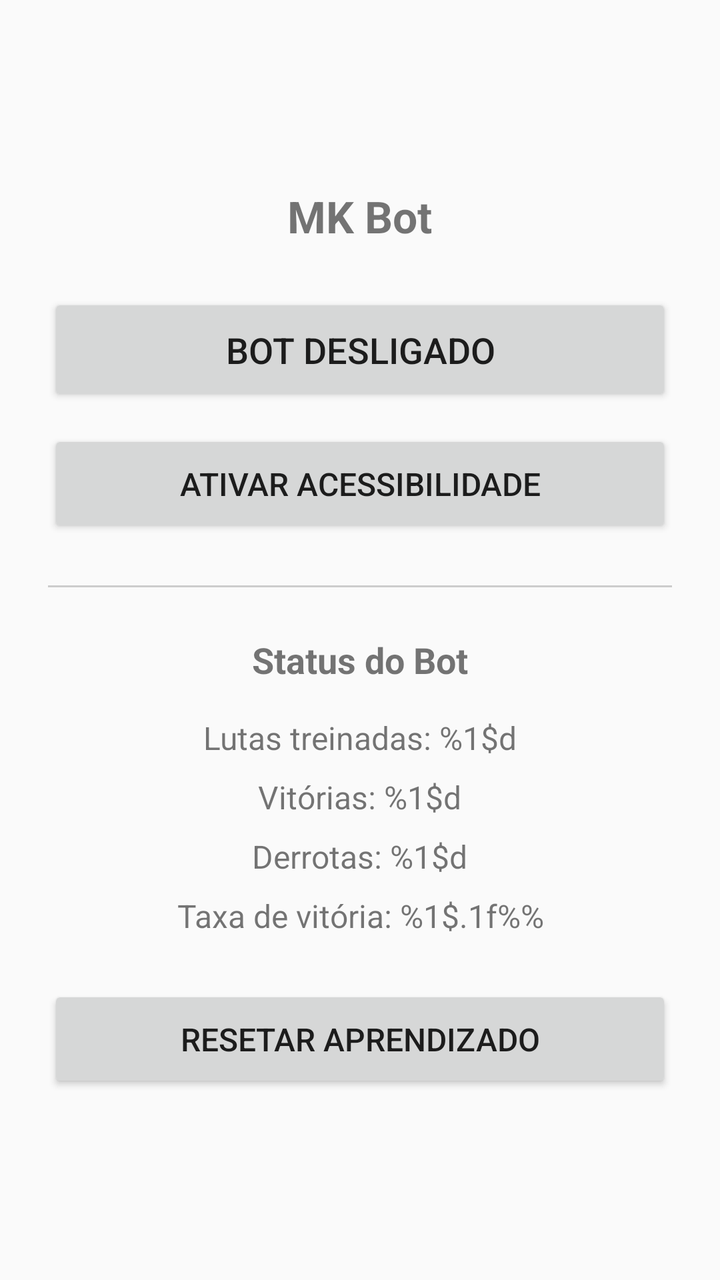
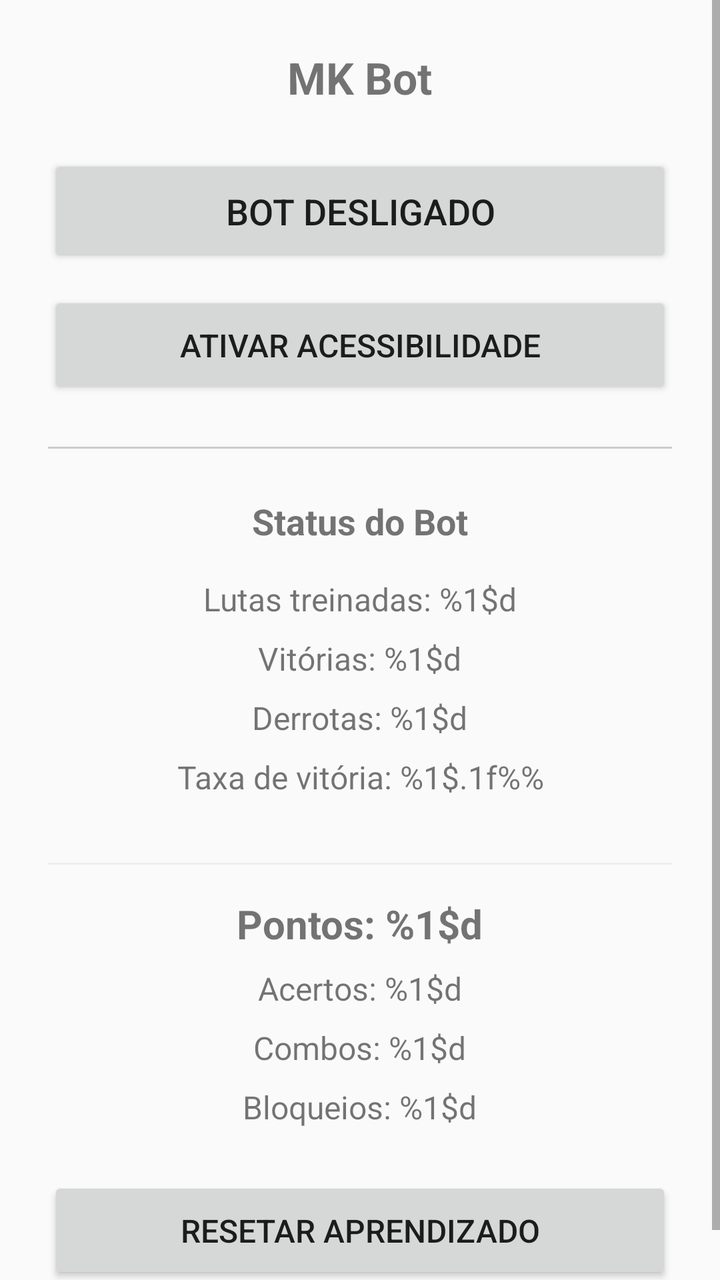

An Android layout rendered at two revisions. The XML below is the earlier revision; the diff shows what the commit changed to produce the second picture.
<!-- AndroidManifest.xml: application theme Theme.AppCompat.Light.NoActionBar -->
<!-- res/layout/activity_main.xml -->
<?xml version="1.0" encoding="utf-8"?>
<ScrollView xmlns:android="http://schemas.android.com/apk/res/android"
    android:layout_width="match_parent"
    android:layout_height="match_parent"
    android:fillViewport="true">

    <LinearLayout
        android:layout_width="match_parent"
        android:layout_height="wrap_content"
        android:orientation="vertical"
        android:padding="24dp"
        android:gravity="center">

        <TextView
            android:layout_width="wrap_content"
            android:layout_height="wrap_content"
            android:text="MK Bot"
            android:textSize="22sp"
            android:textStyle="bold"
            android:paddingBottom="24dp" />

        <Button
            android:id="@+id/btnToggle"
            android:layout_width="match_parent"
            android:layout_height="wrap_content"
            android:text="@string/bot_off"
            android:padding="16dp"
            android:textSize="18sp" />

        <Button
            android:id="@+id/btnEnableA11y"
            android:layout_width="match_parent"
            android:layout_height="wrap_content"
            android:text="@string/enable_accessibility"
            android:padding="16dp"
            android:layout_marginTop="12dp"
            android:textSize="16sp" />

        <View
            android:layout_width="match_parent"
            android:layout_height="1dp"
            android:layout_marginVertical="24dp"
            android:background="#CCCCCC" />

        <TextView
            android:id="@+id/txtStatus"
            android:layout_width="wrap_content"
            android:layout_height="wrap_content"
            android:text="@string/status_label"
            android:textSize="18sp"
            android:textStyle="bold"
            android:paddingBottom="16dp" />

        <TextView
            android:id="@+id/txtTraining"
            android:layout_width="wrap_content"
            android:layout_height="wrap_content"
            android:text="@string/training_label"
            android:textSize="16sp"
            android:paddingBottom="8dp" />

        <TextView
            android:id="@+id/txtWins"
            android:layout_width="wrap_content"
            android:layout_height="wrap_content"
            android:text="@string/wins_label"
            android:textSize="16sp"
            android:paddingBottom="8dp" />

        <TextView
            android:id="@+id/txtLosses"
            android:layout_width="wrap_content"
            android:layout_height="wrap_content"
            android:text="@string/losses_label"
            android:textSize="16sp"
            android:paddingBottom="8dp" />

        <TextView
            android:id="@+id/txtWinRate"
            android:layout_width="match_parent"
            android:layout_height="wrap_content"
            android:text="@string/winrate_label"
            android:gravity="center"
            android:textSize="16sp"
            android:paddingBottom="24dp" />

        <Button
            android:id="@+id/btnReset"
            android:layout_width="match_parent"
            android:layout_height="wrap_content"
            android:text="@string/reset_qtable"
            android:padding="16dp"
            android:textSize="16sp" />

    </LinearLayout>
</ScrollView>
<!-- resources referenced by this layout -->
<resources>
  <string name="bot_off">Bot Desligado</string>
  <string name="enable_accessibility">Ativar Acessibilidade</string>
  <string name="losses_label">Derrotas: %1$d</string>
  <string name="reset_qtable">Resetar Aprendizado</string>
  <string name="status_label">Status do Bot</string>
  <string name="training_label">Lutas treinadas: %1$d</string>
  <string name="winrate_label">Taxa de vitória: %1$.1f%%</string>
  <string name="wins_label">Vitórias: %1$d</string>
</resources>

<!-- the commit's change to res/layout/activity_main.xml (unified diff, before → after) -->
@@ -82,6 +82,45 @@
             android:text="@string/winrate_label"
             android:gravity="center"
             android:textSize="16sp"
+            android:paddingBottom="16dp" />
+
+        <View
+            android:layout_width="match_parent"
+            android:layout_height="1dp"
+            android:layout_marginVertical="16dp"
+            android:background="#EEEEEE" />
+
+        <TextView
+            android:id="@+id/txtPoints"
+            android:layout_width="wrap_content"
+            android:layout_height="wrap_content"
+            android:text="@string/points_label"
+            android:textSize="20sp"
+            android:textStyle="bold"
+            android:paddingBottom="8dp" />
+
+        <TextView
+            android:id="@+id/txtHits"
+            android:layout_width="wrap_content"
+            android:layout_height="wrap_content"
+            android:text="@string/hits_label"
+            android:textSize="16sp"
+            android:paddingBottom="8dp" />
+
+        <TextView
+            android:id="@+id/txtCombos"
+            android:layout_width="wrap_content"
+            android:layout_height="wrap_content"
+            android:text="@string/combos_label"
+            android:textSize="16sp"
+            android:paddingBottom="8dp" />
+
+        <TextView
+            android:id="@+id/txtBlocks"
+            android:layout_width="wrap_content"
+            android:layout_height="wrap_content"
+            android:text="@string/blocks_label"
+            android:textSize="16sp"
             android:paddingBottom="24dp" />
 
         <Button
<!-- resource entries referenced after the edit -->
@@ -1,8 +1,12 @@
 <!-- resources referenced by this layout -->
 <resources>
+  <string name="blocks_label">Bloqueios: %1$d</string>
   <string name="bot_off">Bot Desligado</string>
+  <string name="combos_label">Combos: %1$d</string>
   <string name="enable_accessibility">Ativar Acessibilidade</string>
+  <string name="hits_label">Acertos: %1$d</string>
   <string name="losses_label">Derrotas: %1$d</string>
+  <string name="points_label">Pontos: %1$d</string>
   <string name="reset_qtable">Resetar Aprendizado</string>
   <string name="status_label">Status do Bot</string>
   <string name="training_label">Lutas treinadas: %1$d</string>
